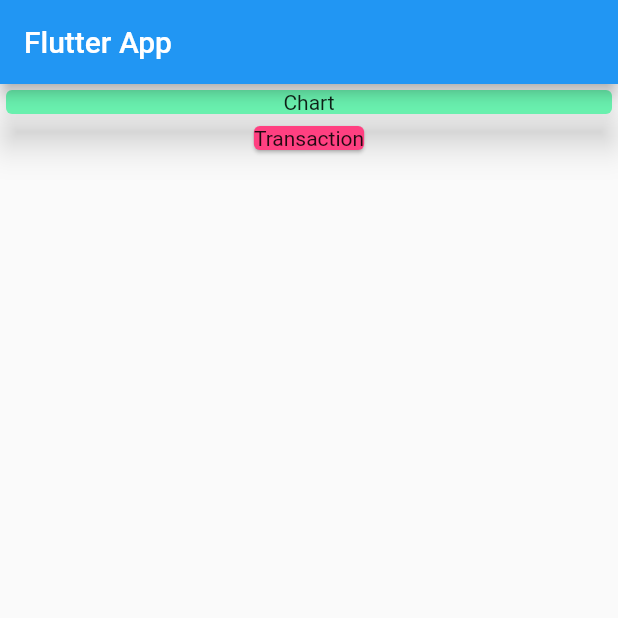
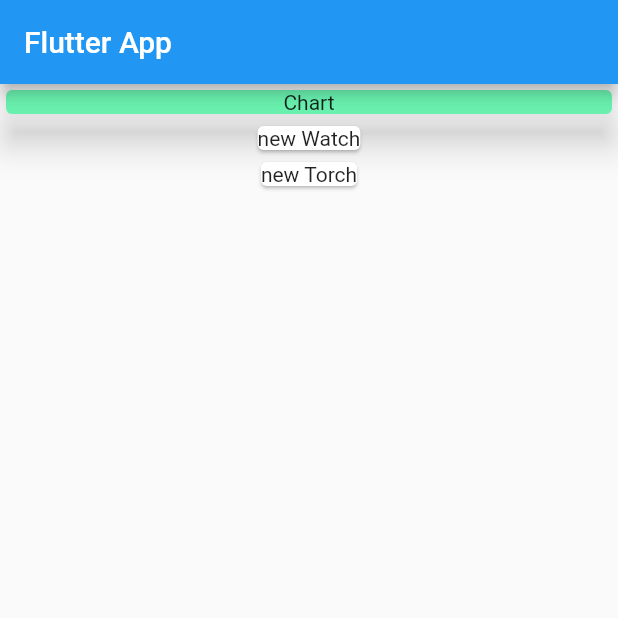
Before and after one commit to PrajilPradeep/Expensify, a Flutter app: the screen it shows after launch, on a phone screen of 412 x 824 dp, the top half of it. Run offline on Flutter 3.47's test engine with Material 2 defaults, Android fonts, the phone set to English and light mode, and no system bars.

Commit message:
Mapping Data Into Widget

```diff
--- a/lib/main.dart
+++ b/lib/main.dart
@@ -16,7 +16,7 @@ class MyApp extends StatelessWidget {
 }
 
 class MyHomePage extends StatelessWidget {
-  final List<Transaction> transaction = [
+  final List<Transaction> transactions = [
     Transaction(
       id: 't1',
       title: 'new Watch',
@@ -49,9 +49,12 @@ class MyHomePage extends StatelessWidget {
               elevation: 10,
             ),
           ),
-          Card(
-            color: Colors.pinkAccent,
-            child: Text("Transaction"),
+          Column(
+            children: transactions.map((tx) {
+              return Card(
+                child: Text(tx.title),
+              );
+            }).toList(),
           )
         ],
       ),
```
